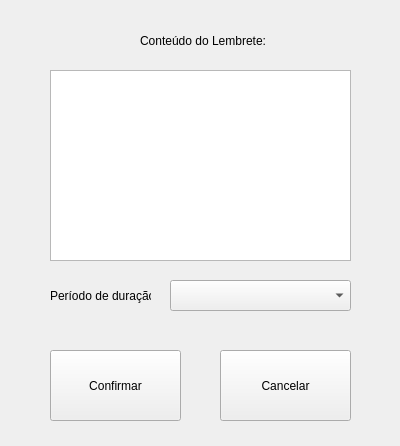
First picture: the form in Interfaces/addWindow.ui, repository Robertoskb/Trabalho_POO, before the edit.
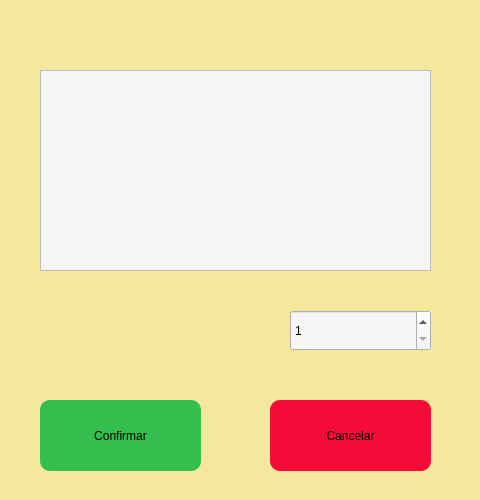
Second picture: the form after the edit. Icons and pictures are not drawn.

Patch:
```diff
--- a/Interfaces/addWindow.ui
+++ b/Interfaces/addWindow.ui
@@ -6,96 +6,168 @@
    <rect>
     <x>0</x>
     <y>0</y>
-    <width>400</width>
-    <height>446</height>
+    <width>480</width>
+    <height>500</height>
    </rect>
   </property>
   <property name="minimumSize">
    <size>
-    <width>400</width>
-    <height>446</height>
+    <width>480</width>
+    <height>500</height>
    </size>
   </property>
   <property name="maximumSize">
    <size>
-    <width>400</width>
-    <height>446</height>
+    <width>480</width>
+    <height>500</height>
    </size>
   </property>
   <property name="windowTitle">
    <string>Adicionar Lembrete</string>
   </property>
+  <property name="styleSheet">
+   <string notr="true">background-color: rgb(244, 232, 157);</string>
+  </property>
   <widget class="QWidget" name="centralwidget">
    <widget class="QLabel" name="label">
     <property name="geometry">
      <rect>
-      <x>140</x>
-      <y>10</y>
-      <width>131</width>
-      <height>61</height>
+      <x>90</x>
+      <y>20</y>
+      <width>271</width>
+      <height>31</height>
      </rect>
     </property>
     <property name="text">
-     <string>Conteúdo do Lembrete:</string>
+     <string/>
+    </property>
+    <property name="pixmap">
+     <pixmap>conteúdo.png</pixmap>
+    </property>
+    <property name="scaledContents">
+     <bool>true</bool>
     </property>
    </widget>
    <widget class="QLabel" name="label_2">
     <property name="geometry">
      <rect>
-      <x>50</x>
-      <y>280</y>
-      <width>101</width>
-      <height>31</height>
+      <x>40</x>
+      <y>310</y>
+      <width>211</width>
+      <height>41</height>
      </rect>
     </property>
     <property name="text">
-     <string>Período de duração:</string>
+     <string/>
+    </property>
+    <property name="pixmap">
+     <pixmap>../Downloads/image-removebg-preview (1).png</pixmap>
+    </property>
+    <property name="scaledContents">
+     <bool>true</bool>
     </property>
    </widget>
    <widget class="QPushButton" name="confirmButton">
     <property name="geometry">
      <rect>
-      <x>50</x>
-      <y>350</y>
-      <width>131</width>
+      <x>40</x>
+      <y>400</y>
+      <width>161</width>
       <height>71</height>
      </rect>
     </property>
+    <property name="styleSheet">
+     <string notr="true">QPushButton{
+	border-radius:10px;
+	background-color: rgb(52, 190, 78);
+
+}
+
+QPushButton:hover{
+	background-color: rgb(54, 215, 96);
+}
+</string>
+    </property>
     <property name="text">
      <string>Confirmar</string>
     </property>
    </widget>
-   <widget class="QComboBox" name="dateExpiration">
-    <property name="geometry">
-     <rect>
-      <x>170</x>
-      <y>280</y>
-      <width>181</width>
-      <height>31</height>
-     </rect>
-    </property>
-   </widget>
-   <widget class="QPushButton" name="cancelButton">
-    <property name="geometry">
-     <rect>
-      <x>220</x>
-      <y>350</y>
-      <width>131</width>
-      <height>71</height>
-     </rect>
-    </property>
-    <property name="text">
-     <string>Cancelar</string>
-    </property>
-   </widget>
    <widget class="QTextEdit" name="textEdit">
     <property name="geometry">
      <rect>
-      <x>50</x>
+      <x>40</x>
       <y>70</y>
-      <width>301</width>
-      <height>191</height>
+      <width>391</width>
+      <height>201</height>
      </rect>
+    </property>
+    <property name="styleSheet">
+     <string notr="true">background-color: rgb(245, 245, 245);
+font: 18pt &quot;MS Shell Dlg 2&quot;;</string>
+    </property>
+   </widget>
+   <widget class="QPushButton" name="cancelButton">
+    <property name="geometry">
+     <rect>
+      <x>270</x>
+      <y>400</y>
+      <width>161</width>
+      <height>71</height>
+     </rect>
+    </property>
+    <property name="styleSheet">
+     <string notr="true">QPushButton{
+	border-radius:10px;
+	background-color: rgb(246, 11, 56);
+
+}
+
+QPushButton:hover{
+	background-color: rgb(250, 43, 59);
+}
+</string>
+    </property>
+    <property name="text">
+     <string>Cancelar</string>
+    </property>
+   </widget>
+   <widget class="QSpinBox" name="dateNumbers">
+    <property name="geometry">
+     <rect>
+      <x>290</x>
+      <y>310</y>
+      <width>141</width>
+      <height>41</height>
+     </rect>
+    </property>
+    <property name="styleSheet">
+     <string notr="true">background-color: rgb(245, 245, 245);
+font: 18pt &quot;MS Shell Dlg 2&quot;;</string>
+    </property>
+    <property name="minimum">
+     <number>1</number>
+    </property>
+    <property name="maximum">
+     <number>30</number>
+    </property>
+   </widget>
+   <widget class="QLabel" name="label_3">
+    <property name="geometry">
+     <rect>
+      <x>350</x>
+      <y>10</y>
+      <width>41</width>
+      <height>41</height>
+     </rect>
+    </property>
+    <property name="text">
+     <string/>
+    </property>
+    <property name="pixmap">
+     <pixmap>../Downloads/7830644_pencil_icon.png</pixmap>
+    </property>
+    <property name="scaledContents">
+     <bool>true</bool>
     </property>
    </widget>
   </widget>
```
Left out of the diff: 8 changed lines with no effect on the pictures.
